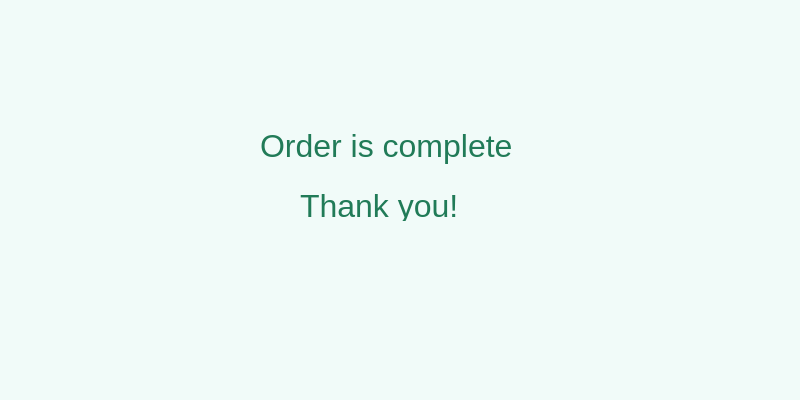
Qt form UI folder/thesisUIformOrderComplete.ui (Dann-Joseph123/grainMate) before a commit.
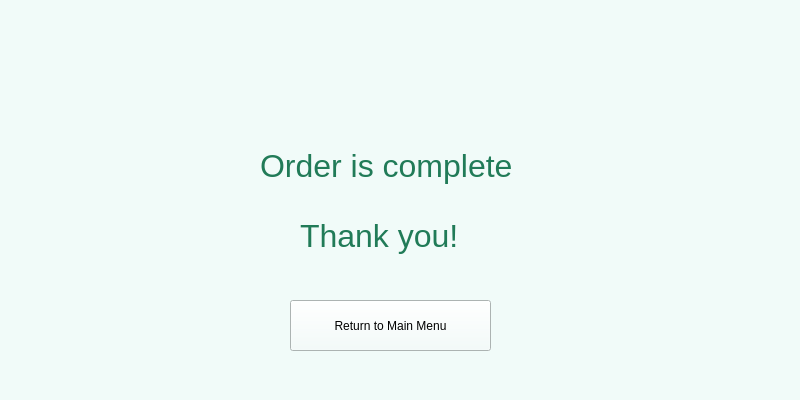
The same form after that commit. Icons and pictures are not drawn.

What changed in the file:
```diff
--- a/UI folder/thesisUIformOrderComplete.ui
+++ b/UI folder/thesisUIformOrderComplete.ui
@@ -20,7 +20,7 @@
    <property name="geometry">
     <rect>
      <x>260</x>
-     <y>120</y>
+     <y>140</y>
      <width>261</width>
      <height>51</height>
     </rect>
@@ -41,9 +41,9 @@
    <property name="geometry">
     <rect>
      <x>300</x>
-     <y>190</y>
+     <y>210</y>
      <width>171</width>
-     <height>31</height>
+     <height>51</height>
     </rect>
    </property>
    <property name="font">
@@ -96,6 +96,19 @@
     <bool>true</bool>
    </property>
   </widget>
+  <widget class="QPushButton" name="pushButton_2">
+   <property name="geometry">
+    <rect>
+     <x>290</x>
+     <y>300</y>
+     <width>201</width>
+     <height>51</height>
+    </rect>
+   </property>
+   <property name="text">
+    <string>Return to Main Menu</string>
+   </property>
+  </widget>
  </widget>
  <resources/>
  <connections/>
```
